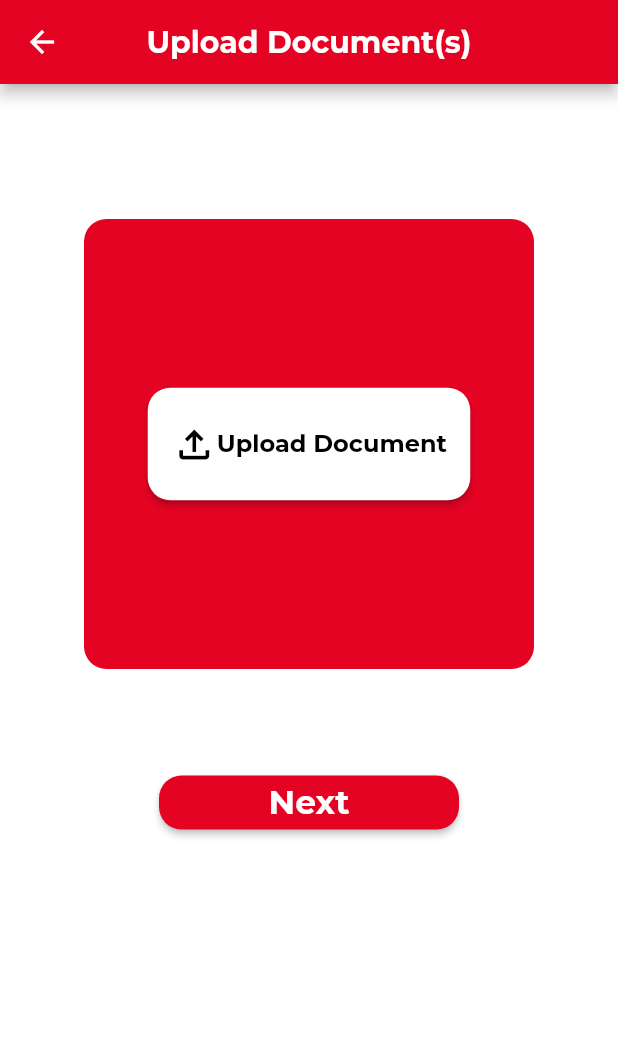
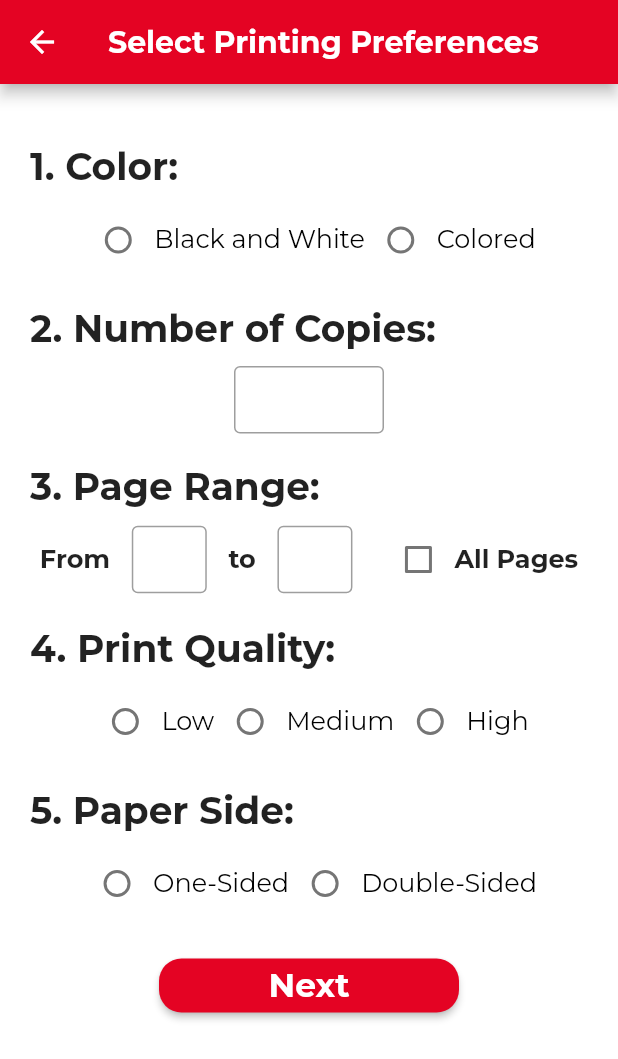
Before and after one commit to sajjadista/El-Printo-System, a Flutter app: the UploadDocumentPage screen opened by its route, after a tap on "Next", on a phone screen of 412 x 824 dp. Shown: the top 1059 px of the screen. Run offline on Flutter 3.47's test engine with Material 2 defaults, Android fonts, the phone set to English and light mode, and no system bars; our stand-ins replace cloud_firestore, firebase_core, flutter_map, google_fonts, latlong2; missing offline and left inert: cloud_firestore_web, firebase_core_web, location_web; accounts and stored records are empty.

Commit message:
Created and styled the printing preferences page

```diff
--- a/print_4_you/lib/main.dart
+++ b/print_4_you/lib/main.dart
@@ -3,6 +3,7 @@ import 'package:flutter/material.dart';
 import 'package:google_fonts/google_fonts.dart';
 import 'package:print_4_you/pages/login_page.dart';
 import 'package:print_4_you/pages/main_page.dart';
+import 'package:print_4_you/pages/printing_preferences_page.dart';
 import 'package:print_4_you/pages/select_payment_page.dart';
 import 'package:print_4_you/pages/upload_document_page.dart';
 
@@ -26,11 +27,13 @@ class MyApp extends StatelessWidget {
           colorScheme:
               ColorScheme.fromSwatch(accentColor: const Color(0xFFE40323)),
         ),
-        home: const SelectPaymentPage(),
+        home: const PrintingPreferencesPage(),
         routes: <String, WidgetBuilder>{
           '/loginpage': (BuildContext context) => const LoginPage(),
           '/mainpage': (BuildContext context) => const MainPage(),
           '/uploaddoc': (BuildContext context) => const UploadDocumentPage(),
+          '/printpref': (BuildContext context) =>
+              const PrintingPreferencesPage(),
           '/selectpay': (BuildContext context) => const SelectPaymentPage(),
         });
   }
--- /dev/null
+++ b/print_4_you/lib/pages/printing_preferences_page.dart
@@ -0,0 +1,413 @@
+import 'package:flutter/material.dart';
+import 'package:flutter/services.dart';
+import 'package:google_fonts/google_fonts.dart';
+
+class PrintingPreferencesPage extends StatefulWidget {
+  const PrintingPreferencesPage({Key? key}) : super(key: key);
+
+  @override
+  State<PrintingPreferencesPage> createState() =>
+      _PrintingPreferencesPageState();
+}
+
+class _PrintingPreferencesPageState extends State<PrintingPreferencesPage> {
+  String? colorStyle;
+  int? numberOfCopies;
+  String? pagesRange;
+  bool? isAllPages = false;
+  String? printQuality;
+  String? paperSide;
+
+  @override
+  Widget build(BuildContext context) {
+    return Scaffold(
+      appBar: AppBar(
+        title: const Text(
+          "Select Printing Preferences",
+          style: TextStyle(
+            color: Colors.white,
+            fontWeight: FontWeight.bold,
+            fontSize: 20,
+          ),
+        ),
+        centerTitle: true,
+        backgroundColor: const Color(0xFFE40323),
+        titleTextStyle: GoogleFonts.montserratTextTheme().headline6,
+      ),
+      body: Padding(
+        padding: const EdgeInsets.all(20),
+        child: SingleChildScrollView(
+          child: Column(
+            crossAxisAlignment: CrossAxisAlignment.start,
+            children: [
+              const SizedBox(
+                height: 20,
+              ),
+              const Text(
+                "1. Color:",
+                style: TextStyle(
+                  fontSize: 25,
+                  fontWeight: FontWeight.bold,
+                ),
+              ),
+              const SizedBox(
+                height: 10,
+              ),
+              Row(
+                mainAxisAlignment: MainAxisAlignment.center,
+                children: [
+                  Radio(
+                    value: "Black and White",
+                    groupValue: colorStyle,
+                    onChanged: (value) {
+                      setState(() {
+                        colorStyle = value.toString();
+                      });
+                    },
+                    activeColor: Colors.red,
+                  ),
+                  Text(
+                    "Black and White",
+                    style: TextStyle(
+                      fontSize: 17,
+                      color: colorStyle == "Black and White"
+                          ? Colors.red
+                          : Colors.black,
+                      fontWeight: colorStyle == "Black and White"
+                          ? FontWeight.bold
+                          : FontWeight.normal,
+                    ),
+                  ),
+                  Radio(
+                    value: "Colored",
+                    groupValue: colorStyle,
+                    onChanged: (value) {
+                      setState(() {
+                        colorStyle = value.toString();
+                      });
+                    },
+                    activeColor: Colors.red,
+                  ),
+                  Text(
+                    "Colored",
+                    style: TextStyle(
+                      fontSize: 17,
+                      color:
+                          colorStyle == "Colored" ? Colors.red : Colors.black,
+                      fontWeight: colorStyle == "Colored"
+                          ? FontWeight.bold
+                          : FontWeight.normal,
+                    ),
+                  ),
+                ],
+              ),
+              const SizedBox(
+                height: 20,
+              ),
+              const Text(
+                "2. Number of Copies:",
+                style: TextStyle(
+                  fontSize: 25,
+                  fontWeight: FontWeight.bold,
+                ),
+              ),
+              const SizedBox(
+                height: 10,
+              ),
+              Row(
+                mainAxisAlignment: MainAxisAlignment.center,
+                children: [
+                  SizedBox(
+                    height: 45,
+                    width: 100,
+                    child: TextField(
+                      cursorColor: Colors.red,
+                      textAlign: TextAlign.center,
+                      style: const TextStyle(
+                          color: Colors.red,
+                          fontSize: 17,
+                          fontWeight: FontWeight.bold),
+                      decoration: const InputDecoration(
+                        contentPadding: EdgeInsets.zero,
+                        border: OutlineInputBorder(),
+                        focusedBorder: OutlineInputBorder(
+                          borderSide: BorderSide(color: Colors.red, width: 2.0),
+                        ),
+                      ),
+                      keyboardType: TextInputType.number,
+                      inputFormatters: [FilteringTextInputFormatter.digitsOnly],
+                    ),
+                  ),
+                ],
+              ),
+              const SizedBox(
+                height: 20,
+              ),
+              const Text(
+                "3. Page Range:",
+                style: TextStyle(
+                  fontSize: 25,
+                  fontWeight: FontWeight.bold,
+                ),
+              ),
+              const SizedBox(
+                height: 10,
+              ),
+              Row(
+                mainAxisAlignment: MainAxisAlignment.center,
+                children: [
+                  const Text(
+                    "From   ",
+                    style: TextStyle(
+                      fontSize: 17,
+                      fontWeight: FontWeight.bold,
+                    ),
+                  ),
+                  SizedBox(
+                    height: 45,
+                    width: 50,
+                    child: TextField(
+                      cursorColor: Colors.red,
+                      textAlign: TextAlign.center,
+                      enabled: !isAllPages!,
+                      style: TextStyle(
+                          color: Colors.red,
+                          fontSize: 17,
+                          fontWeight: FontWeight.bold),
+                      decoration: const InputDecoration(
+                        contentPadding: EdgeInsets.zero,
+                        border: OutlineInputBorder(),
+                        focusedBorder: OutlineInputBorder(
+                          borderSide: BorderSide(color: Colors.red, width: 2.0),
+                        ),
+                      ),
+                      keyboardType: TextInputType.number,
+                      inputFormatters: [FilteringTextInputFormatter.digitsOnly],
+                    ),
+                  ),
+                  const Text(
+                    "   to   ",
+                    style: TextStyle(
+                      fontSize: 17,
+                      fontWeight: FontWeight.bold,
+                    ),
+                  ),
+                  SizedBox(
+                    height: 45,
+                    width: 50,
+                    child: TextField(
+                      cursorColor: Colors.red,
+                      textAlign: TextAlign.center,
+                      style: TextStyle(
+                          color: Colors.red,
+                          fontSize: 17,
+                          fontWeight: FontWeight.bold),
+                      enabled: !isAllPages!,
+                      decoration: const InputDecoration(
+                        contentPadding: EdgeInsets.zero,
+                        border: OutlineInputBorder(),
+                        focusedBorder: OutlineInputBorder(
+                          borderSide: BorderSide(color: Colors.red, width: 2.0),
+                        ),
+                      ),
+                      keyboardType: TextInputType.number,
+                      inputFormatters: [FilteringTextInputFormatter.digitsOnly],
+                    ),
+                  ),
+                  SizedBox(
+                    width: 20,
+                  ),
+                  Checkbox(
+                    activeColor: Colors.red,
+                    checkColor: Colors.white,
+                    value: isAllPages,
+                    onChanged: (value) {
+                      setState(() {
+                        isAllPages = value;
+                      });
+                    },
+                  ),
+                  const Text(
+                    "All Pages",
+                    style: TextStyle(
+                      fontSize: 17,
+                      fontWeight: FontWeight.bold,
+                    ),
+                  ),
+                ],
+              ),
+              const SizedBox(
+                height: 20,
+              ),
+              const Text(
+                "4. Print Quality:",
+                style: TextStyle(
+                  fontSize: 25,
+                  fontWeight: FontWeight.bold,
+                ),
+              ),
+              const SizedBox(
+                height: 10,
+              ),
+              Row(
+                mainAxisAlignment: MainAxisAlignment.center,
+                children: [
+                  Radio(
+                    value: "Low",
+                    groupValue: printQuality,
+                    onChanged: (value) {
+                      setState(() {
+                        printQuality = value.toString();
+                      });
+                    },
+                    activeColor: Colors.red,
+                  ),
+                  Text(
+                    "Low",
+                    style: TextStyle(
+                      fontSize: 17,
+                      color: printQuality == "Low" ? Colors.red : Colors.black,
+                      fontWeight: printQuality == "Low"
+                          ? FontWeight.bold
+                          : FontWeight.normal,
+                    ),
+                  ),
+                  Radio(
+                    value: "Medium",
+                    groupValue: printQuality,
+                    onChanged: (value) {
+                      setState(() {
+                        printQuality = value.toString();
+                      });
+                    },
+                    activeColor: Colors.red,
+                  ),
+                  Text(
+                    "Medium",
+                    style: TextStyle(
+                      fontSize: 17,
+                      color:
+                          printQuality == "Medium" ? Colors.red : Colors.black,
+                      fontWeight: printQuality == "Medium"
+                          ? FontWeight.bold
+                          : FontWeight.normal,
+                    ),
+                  ),
+                  Radio(
+                    value: "High",
+                    groupValue: printQuality,
+                    onChanged: (value) {
+                      setState(() {
+                        printQuality = value.toString();
+                      });
+                    },
+                    activeColor: Colors.red,
+                  ),
+                  Text(
+                    "High",
+                    style: TextStyle(
+                      fontSize: 17,
+                      color: printQuality == "High" ? Colors.red : Colors.black,
+                      fontWeight: printQuality == "High"
+                          ? FontWeight.bold
+                          : FontWeight.normal,
+                    ),
+                  ),
+                ],
+              ),
+              const SizedBox(
+                height: 20,
+              ),
+              const Text(
+                "5. Paper Side:",
+                style: TextStyle(
+                  fontSize: 25,
+                  fontWeight: FontWeight.bold,
+                ),
+              ),
+              const SizedBox(
+                height: 10,
+              ),
+              Row(
+                mainAxisAlignment: MainAxisAlignment.center,
+                children: [
+                  Radio(
+                    value: "One-Sided",
+                    groupValue: paperSide,
+                    onChanged: (value) {
+                      setState(() {
+                        paperSide = value.toString();
+                      });
+                    },
+                    activeColor: Colors.red,
+                  ),
+                  Text(
+                    "One-Sided",
+                    style: TextStyle(
+                      fontSize: 17,
+                      color:
+                          paperSide == "One-Sided" ? Colors.red : Colors.black,
+                      fontWeight: paperSide == "One-Sided"
+                          ? FontWeight.bold
+                          : FontWeight.normal,
+                    ),
+                  ),
+                  Radio(
+                    value: "Double-Sided",
+                    groupValue: paperSide,
+                    onChanged: (value) {
+                      setState(() {
+                        paperSide = value.toString();
+                      });
+                    },
+                    activeColor: Colors.red,
+                  ),
+                  Text(
+                    "Double-Sided",
+                    style: TextStyle(
+                      fontSize: 17,
+                      color: paperSide == "Double-Sided"
+                          ? Colors.red
+                          : Colors.black,
+                      fontWeight: paperSide == "Double-Sided"
+                          ? FontWeight.bold
+                          : FontWeight.normal,
+                    ),
+                  ),
+                ],
+              ),
+              const SizedBox(
+                height: 20,
+              ),
+              Row(
+                mainAxisAlignment: MainAxisAlignment.center,
+                children: [
+                  SizedBox(
+                    width: 200,
+                    child: ElevatedButton(
+                      style: ElevatedButton.styleFrom(
+                        primary: const Color(0xFFE40323),
+                        shape: RoundedRectangleBorder(
+                          borderRadius: BorderRadius.circular(15),
+                        ), // Background color
+                      ),
+                      onPressed: () {},
+                      child: const Text(
+                        "Next",
+                        style: TextStyle(
+                          color: Colors.white,
+                          fontWeight: FontWeight.bold,
+                          fontSize: 22,
+                        ),
+                      ),
+                    ),
+                  ),
+                ],
+              ),
+            ],
+          ),
+        ),
+      ),
+    );
+  }
+}
--- a/print_4_you/lib/pages/upload_document_page.dart
+++ b/print_4_you/lib/pages/upload_document_page.dart
@@ -87,7 +87,9 @@ class _UploadDocumentPageState extends State<UploadDocumentPage> {
                   borderRadius: BorderRadius.circular(15),
                 ), // Background color
               ),
-              onPressed: () {},
+              onPressed: () {
+                Navigator.pushNamed(context, "/printpref");
+              },
               child: const Text(
                 "Next",
                 style: TextStyle(
```
